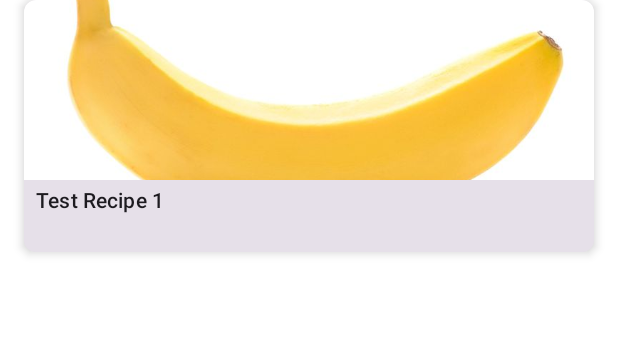
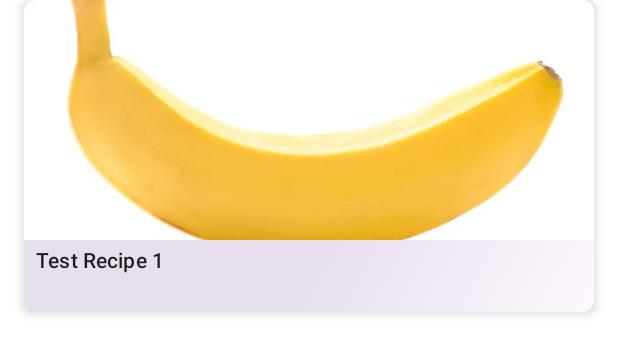
Before and after one commit to Omerixe/OmniRecipe-Android, an Android app built with Jetpack Compose: the @Preview function PreviewRecipeCard, on a phone screen of 412 x 824 dp. Shown: the top 355 px of the screen. Run offline under Robolectric (Android 15) with nearby library versions, the phone set to English and light mode, and no system bars; pictures from the network do not load.

Commit message:
Changed the recipecard design a bit

```diff
--- a/feature/overview/src/main/java/ch/omerixe/overview/ui/RecipeCard.kt
+++ b/feature/overview/src/main/java/ch/omerixe/overview/ui/RecipeCard.kt
@@ -1,5 +1,6 @@
 package ch.omerixe.overview.ui
 
+import androidx.compose.foundation.background
 import androidx.compose.foundation.layout.Column
 import androidx.compose.foundation.layout.fillMaxWidth
 import androidx.compose.foundation.layout.height
@@ -12,6 +13,7 @@ import androidx.compose.material3.MaterialTheme
 import androidx.compose.material3.Text
 import androidx.compose.runtime.Composable
 import androidx.compose.ui.Modifier
+import androidx.compose.ui.graphics.Brush
 import androidx.compose.ui.layout.ContentScale
 import androidx.compose.ui.res.painterResource
 import androidx.compose.ui.text.style.TextOverflow
@@ -29,6 +31,11 @@ internal fun RecipeCard(
     modifier: Modifier = Modifier,
     action: (String) -> Unit = {}
 ) {
+    val gradient = Brush.linearGradient(
+        0.6f to MaterialTheme.colorScheme.surfaceVariant,
+        1f to MaterialTheme.colorScheme.background,
+    )
+
     Card(
         shape = RoundedCornerShape(8.dp),
         elevation = CardDefaults.cardElevation(
@@ -37,14 +44,14 @@ internal fun RecipeCard(
         onClick = { action(recipeOverview.id) },
         modifier = modifier
     ) {
-        Column {
+        Column(modifier = Modifier.background(brush = gradient)) {
             AsyncImage(
                 model = recipeOverview.recipeImage.imageModel(),
                 contentDescription = null,
                 contentScale = ContentScale.Crop,
                 modifier = Modifier
                     .fillMaxWidth()
-                    .height(120.dp),
+                    .height(160.dp),
                 placeholder = painterResource(id = R.drawable.banana),
             )
             Text(
```
